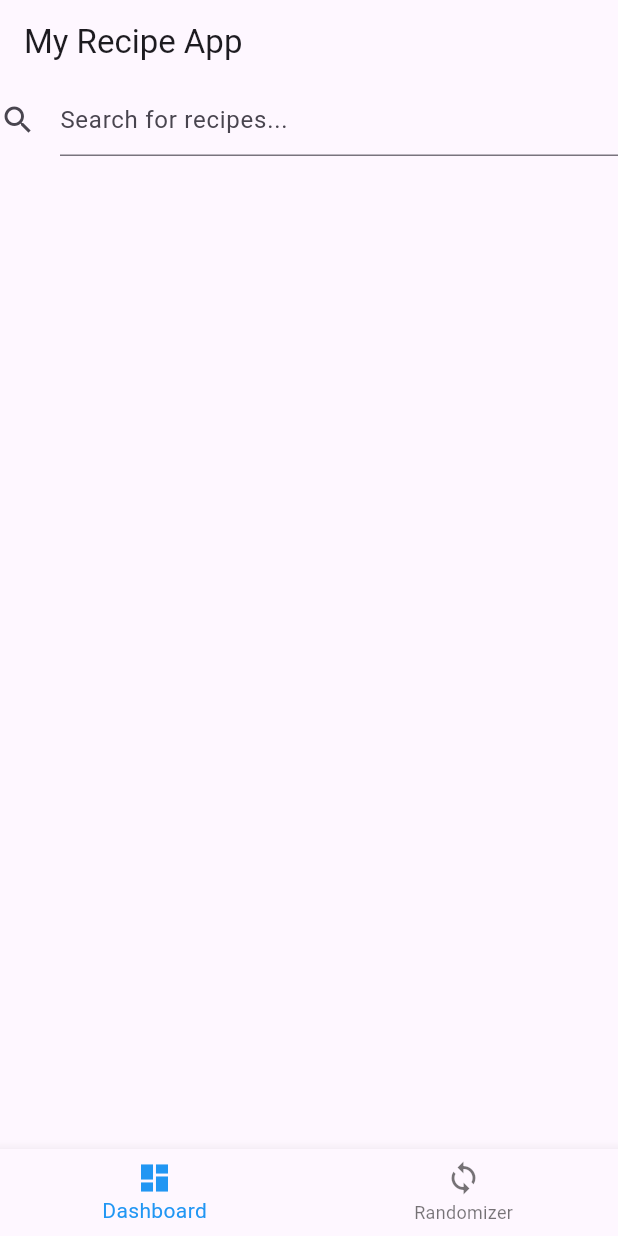
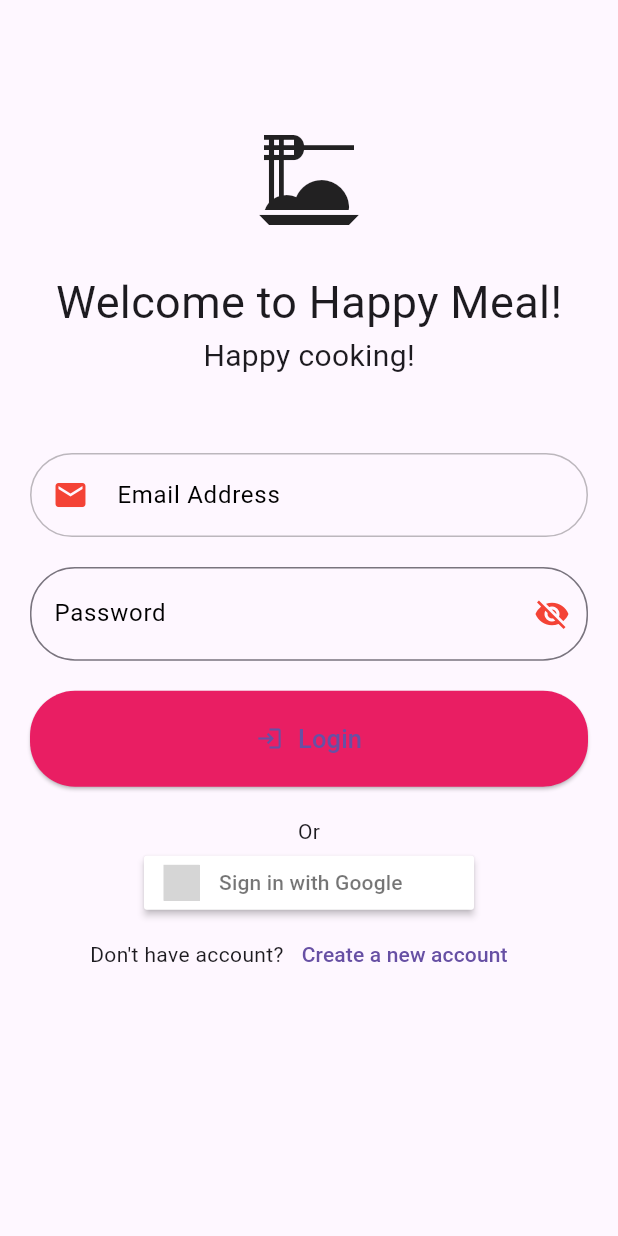
Before and after one commit to mariahariannie/flutter-recipe-app, a Flutter app: the screen it shows after launch, on a phone screen of 412 x 824 dp. Run offline on Flutter 3.47's test engine with Material 3 defaults, Android fonts, the phone set to English and light mode, and no system bars; our stand-ins replace firebase_auth, firebase_core, flutter_signin_button, google_sign_in; accounts and stored records are empty; grey boxes are pictures that could not be loaded.

Commit message:
added login/register

```diff
--- /dev/null
+++ b/lib/components/LoginForm.dart
@@ -0,0 +1,51 @@
+import 'package:flutter/material.dart';
+
+class LoginForm extends StatelessWidget {
+  final String labelText;
+  final String hintText;
+  final IconData iconData;
+  final TextInputType textInputType;
+  final TextEditingController controller;
+
+  const LoginForm(
+    {super.key,
+    required this.labelText,
+    required this.hintText,
+    required this.iconData,
+    required this.textInputType,
+    required this.controller});
+
+  @override
+  Widget build(BuildContext context) {
+    return TextFormField(
+      keyboardType: textInputType,
+      controller: controller,
+      decoration: InputDecoration(
+        prefixIcon: Container(
+          padding: const EdgeInsets.symmetric(horizontal: 15),
+          child: Icon(
+            iconData,
+            color: Colors.red,
+          ),
+        ),
+        labelText: labelText,
+        hintText: hintText,
+        labelStyle: const TextStyle(
+          color: Colors.black
+        ),
+        focusedBorder: const OutlineInputBorder(
+          borderSide: BorderSide(
+            color: Colors.black
+          ),
+          borderRadius: BorderRadius.all(Radius.circular(30)),
+        ),
+        enabledBorder: const OutlineInputBorder(
+          borderSide: BorderSide(
+            color: Colors.black26
+          ),
+          borderRadius: BorderRadius.all(Radius.circular(30)),
+        ),
+      ),
+    );
+  }
+}
--- /dev/null
+++ b/lib/components/PasswordField.dart
@@ -0,0 +1,48 @@
+import 'package:flutter/material.dart';
+
+class PasswordField extends StatelessWidget {
+  final String labelText;
+  final String hintText;
+  final bool obscureText;
+  final VoidCallback onTap;
+  final TextEditingController controller;
+
+  const PasswordField(
+    {super.key,
+    required this.labelText,
+    required this.hintText,
+    required this.obscureText,
+    required this.onTap,
+    required this.controller});
+
+  @override
+  Widget build(BuildContext context) {
+    return TextFormField(
+      obscureText: obscureText,
+      controller: controller,
+      decoration: InputDecoration(
+        prefix: Container(
+          padding: const EdgeInsets.symmetric(horizontal: 15),
+          child: const Icon(
+            Icons.lock,
+            color: Colors.red,
+          ),
+        ),
+        suffixIcon: GestureDetector(
+          onTap: onTap,
+          child: Icon(
+            obscureText ? Icons.visibility_off : Icons.visibility,
+            color: Colors.red,
+          ),
+        ),
+        labelText: labelText,
+        labelStyle: const TextStyle(
+          color: Colors.black
+        ),
+        border: const OutlineInputBorder(
+          borderRadius: BorderRadius.all(Radius.circular(30))
+        )
+      ),
+    );
+  }
+}
--- /dev/null
+++ b/lib/components/PrimaryButton.dart
@@ -0,0 +1,34 @@
+import 'package:flutter/material.dart';
+
+class PrimaryButton extends StatelessWidget {
+  final String text;
+  final IconData iconData;
+  final VoidCallback onPressed;
+
+  const PrimaryButton({
+    super.key,
+    required this.text,
+    required this.iconData,
+    required this.onPressed});
+
+  @override
+  Widget build(BuildContext context) {
+    return ElevatedButton(
+      onPressed: onPressed,
+      style: ElevatedButton.styleFrom(
+        backgroundColor: Colors.pink,
+        padding: const EdgeInsets.symmetric(horizontal: 40, vertical: 20),
+        shape: RoundedRectangleBorder(
+          borderRadius: BorderRadius.circular(30)
+        )
+      ),
+      child: Row(
+        mainAxisAlignment: MainAxisAlignment.center,
+        children: [
+          Icon(iconData),
+          const SizedBox(width: 10),
+          Text(text, style: const TextStyle(fontSize: 17),)
+        ],
+      ));
+  }
+}
--- /dev/null
+++ b/lib/firebaseAuth.dart
@@ -0,0 +1,285 @@
+// ignore: file_names
+import 'package:flutter/material.dart';
+import 'package:firebase_auth/firebase_auth.dart';
+import 'package:flutter_signin_button/button_list.dart';
+import 'package:flutter_signin_button/button_view.dart';
+import 'package:google_sign_in/google_sign_in.dart';
+import 'package:recipe/components/LoginForm.dart';
+import 'package:recipe/components/PasswordField.dart';
+import 'package:recipe/components/PrimaryButton.dart';
+import 'package:recipe/screens/Home.dart';
+
+class Auth extends StatefulWidget {
+  static const String routeName = "auth";
+  const Auth({super.key});
+
+  @override
+  State<Auth> createState() => _AuthState();
+}
+
+class _AuthState extends State<Auth> {
+  final loginEmailTextController = TextEditingController();
+  final loginPasswordTextController = TextEditingController();
+  final registerEmailTextController = TextEditingController();
+  final registerPasswordTextController = TextEditingController();
+  final registerRepeatPasswordTextController = TextEditingController();
+  bool obscureText = true;
+  bool showLogin = true;
+  bool showRegister = false;
+
+  @override
+  Widget build(BuildContext context) {
+    return SafeArea(
+      child: Scaffold(
+        body: Column(
+          children: [
+            Visibility(
+            visible: showLogin,
+            child: Container(
+              alignment: Alignment.topCenter,
+              padding: const EdgeInsets.symmetric(horizontal: 20),
+              child: SingleChildScrollView(
+                child: Column(
+                  children: [
+                    SizedBox(height: 80.0),
+                    Icon(Icons.dinner_dining,size: 80),
+                    SizedBox(height:20.0),
+                    Text("Welcome to Happy Meal!", style: TextStyle(fontSize: 30.0)),
+                    Text("Happy cooking!", style: TextStyle(fontSize: 20.0)),
+                    SizedBox(height: 50.0),
+
+                    LoginForm(
+                      labelText: "Email Address",
+                      hintText: "Enter a valid email address",
+                      iconData: Icons.email,
+                      textInputType: TextInputType.emailAddress,
+                      controller: loginEmailTextController
+                    ),
+                    const SizedBox(height: 20),
+
+                    PasswordField(
+                      labelText: "Password",
+                      hintText: "Enter your password",
+                      obscureText: obscureText,
+                      onTap: setPasswordVisibility,
+                      controller: loginPasswordTextController,
+                    ),
+                    const SizedBox(height: 20),
+
+                    PrimaryButton(
+                      text: "Login",
+                      iconData: Icons.login,
+                      onPressed: loginWithEmail
+                    ),
+                    const SizedBox(height: 20),
+
+                    const Text("Or"),
+                    SignInButton(
+                      Buttons.Google,
+                      onPressed: () {
+                        loginWithGoogle();
+                      },
+                    ),
+
+                    Container(
+                      margin: const EdgeInsets.only(left: 40.0),
+                      child: Row(
+                        children: [
+                          const Text("Don't have account?"),
+                          TextButton(
+                            onPressed: displayRegister,
+                            child: const Text('Create a new account'),
+                          ),
+                        ],
+                      ),
+                    )
+                  ],
+                ),
+              ),
+            ),
+          ),
+
+          Visibility(
+            visible: showRegister,
+            child: Container(
+              alignment: Alignment.topCenter,
+              padding: const EdgeInsets.symmetric(horizontal: 20),
+              child: SingleChildScrollView(
+                child: Column(
+                  children: [
+                    SizedBox(height: 80.0),
+                    Icon(Icons.dinner_dining,size: 80),
+                    SizedBox(height:20.0),
+                    Text("Welcome to Happy Meal!", style: TextStyle(fontSize: 30.0)),
+                    Text("Create an account", style: TextStyle(fontSize: 20.0)),
+                    SizedBox(height: 50.0),
+
+                    LoginForm(
+                      labelText: "Email Address",
+                      hintText: "Enter a valid email address",
+                      iconData: Icons.email,
+                      textInputType: TextInputType.emailAddress,
+                      controller: registerEmailTextController
+                    ),
+                    const SizedBox(height: 20),
+
+                    PasswordField(
+                      labelText: "Password",
+                      hintText: "Enter your password",
+                      obscureText: obscureText,
+                      onTap: setPasswordVisibility,
+                      controller: registerPasswordTextController,
+                    ),
+                    const SizedBox(height: 20),
+
+                    PasswordField(
+                      labelText: "Repeat Password",
+                      hintText: "Re-enter your password",
+                      obscureText: obscureText,
+                      onTap: setPasswordVisibility,
+                      controller: registerRepeatPasswordTextController,
+                    ),
+                    const SizedBox(height: 20),
+
+                    PrimaryButton(
+                      text: "Confirm",
+                      iconData: Icons.login,
+                      onPressed: register
+                    ),
+                    const SizedBox(height: 20),
+
+                    Container(
+                      margin: const EdgeInsets.only(left: 70.0),
+                      child: Row(
+                        children: [
+                          const Text("Already have an account?"),
+                          TextButton(
+                            onPressed: displayLogin,
+                            child: const Text('Login'),
+                          ),
+                        ],
+                      ),
+                    ),
+                  ],
+                ),
+              ),
+            ),
+          )
+        ],
+      )),
+    );
+  }
+
+  void displayLogin() {
+    setState(() {
+      showLogin = true;
+      showRegister = false;
+    });
+  }
+
+  void displayRegister() {
+    setState(() {
+      showLogin = false;
+      showRegister = true;
+    });
+  }
+
+  void loginWithEmail() async {
+    if (loginPasswordTextController.text.isNotEmpty &&
+      loginEmailTextController.text.isNotEmpty) {
+      try {
+        final userCredential = await FirebaseAuth.instance
+            .signInWithEmailAndPassword(
+                email: loginEmailTextController.text,
+                password: loginPasswordTextController.text);
+        print(userCredential);
+        Navigator.pushReplacementNamed(context, Home.routeName);
+      } catch (e) {
+        _showMyDialog('Email or password is invalid.');
+      }
+    } else {
+      _showMyDialog('Please fill in all fields.');
+    }
+  }
+
+  void loginWithGoogle() async {
+    try {
+      await GoogleSignIn().signOut();
+      final GoogleSignInAccount? googleUser = await GoogleSignIn().signIn();
+      final GoogleSignInAuthentication? googleAuth =
+          await googleUser?.authentication;
+      final credential = GoogleAuthProvider.credential(
+          accessToken: googleAuth?.accessToken, idToken: googleAuth?.idToken);
+      final userCredential =
+          await FirebaseAuth.instance.signInWithCredential(credential);
+      print(userCredential);
+      Navigator.pushReplacementNamed(context, Home.routeName);
+    } catch (e) {
+      print(e);
+    }
+  }
+
+  void register() async {
+    if (registerPasswordTextController.text.isNotEmpty &&
+        registerEmailTextController.text.isNotEmpty &&
+        registerRepeatPasswordTextController.text.isNotEmpty) {
+      try {
+        if (registerPasswordTextController.text ==
+            registerRepeatPasswordTextController.text) {
+          await FirebaseAuth.instance.createUserWithEmailAndPassword(
+              email: registerEmailTextController.text,
+              password: registerPasswordTextController.text);
+          User? currentUser = FirebaseAuth.instance.currentUser;
+          final GoogleSignInAccount? googleUser = await GoogleSignIn().signIn();
+          final GoogleSignInAuthentication? googleAuth =
+              await googleUser?.authentication;
+          final googleCredential = GoogleAuthProvider.credential(
+              accessToken: googleAuth?.accessToken,
+              idToken: googleAuth?.idToken);
+          if (currentUser != null && !currentUser.isAnonymous) {
+            await currentUser.linkWithCredential(googleCredential);
+            _showMyDialog('Account created successfully!');
+          }
+        } else {
+          _showMyDialog('Password does not match.');
+        }
+      } on FirebaseAuthException catch (e) {
+        if (e.code == 'weak-password') {
+          _showMyDialog('Please input up to 6 characters.');
+        } else if (e.code == 'email-already-in-use') {
+          _showMyDialog('Account already exists.');
+        }
+      } catch (e) {
+        print(e);
+      }
+    } else {
+      _showMyDialog('Please fill in all fields.');
+    }
+  }
+
+  void setPasswordVisibility() {
+    setState(() {
+      obscureText = !obscureText;
+    });
+  }
+
+  Future<void> _showMyDialog(message) async {
+    return showDialog<void>(
+      context: context,
+      barrierDismissible: false,
+      builder: (BuildContext context) {
+        return AlertDialog(
+          content:Text(message),
+          actions: <Widget>[
+            TextButton(
+              child: const Text('OK'),
+              onPressed: () {
+                Navigator.of(context).pop();
+              },
+            ),
+          ],
+        );
+      },
+    );
+  }
+}
--- a/lib/main.dart
+++ b/lib/main.dart
@@ -1,4 +1,5 @@
 import 'package:flutter/material.dart';
+import 'package:recipe/firebaseAuth.dart';
 import 'package:recipe/routes.dart';
 import 'package:recipe/screens/Home.dart';
 import 'package:firebase_core/firebase_core.dart';
@@ -10,7 +11,7 @@ void main() async {
     options: DefaultFirebaseOptions.currentPlatform,
   );
   runApp(MaterialApp(
-    home: const Home(),
+    home: const Auth(),
     routes: routes,
   ));
 }
--- a/lib/routes.dart
+++ b/lib/routes.dart
@@ -1,8 +1,10 @@
 import 'package:flutter/material.dart';
+import 'package:recipe/firebaseAuth.dart';
 import 'package:recipe/screens/Dashboard.dart';
 import 'package:recipe/screens/Home.dart';
 
 final Map<String, WidgetBuilder> routes = {
   Home.routeName:(BuildContext context) => const Home(),
   Dashboard.routeName:(BuildContext context) => Dashboard(),
+  Auth.routeName:(BuildContext context) => const Auth(),
 };
--- a/pubspec.yaml
+++ b/pubspec.yaml
@@ -38,6 +38,8 @@ dependencies:
   http: ^1.1.0
   firebase_core: ^2.26.0
   firebase_auth: ^4.17.7
+  google_sign_in: ^6.2.1
+  flutter_signin_button: ^2.0.0
 
 dev_dependencies:
   flutter_test:
```
Also changed, not shown: lib/components/LogoutButton.dart (added, +88 -0 lines), lib/components/SecondaryButton.dart (added, +30 -0 lines), pubspec.lock, 2 other files.
